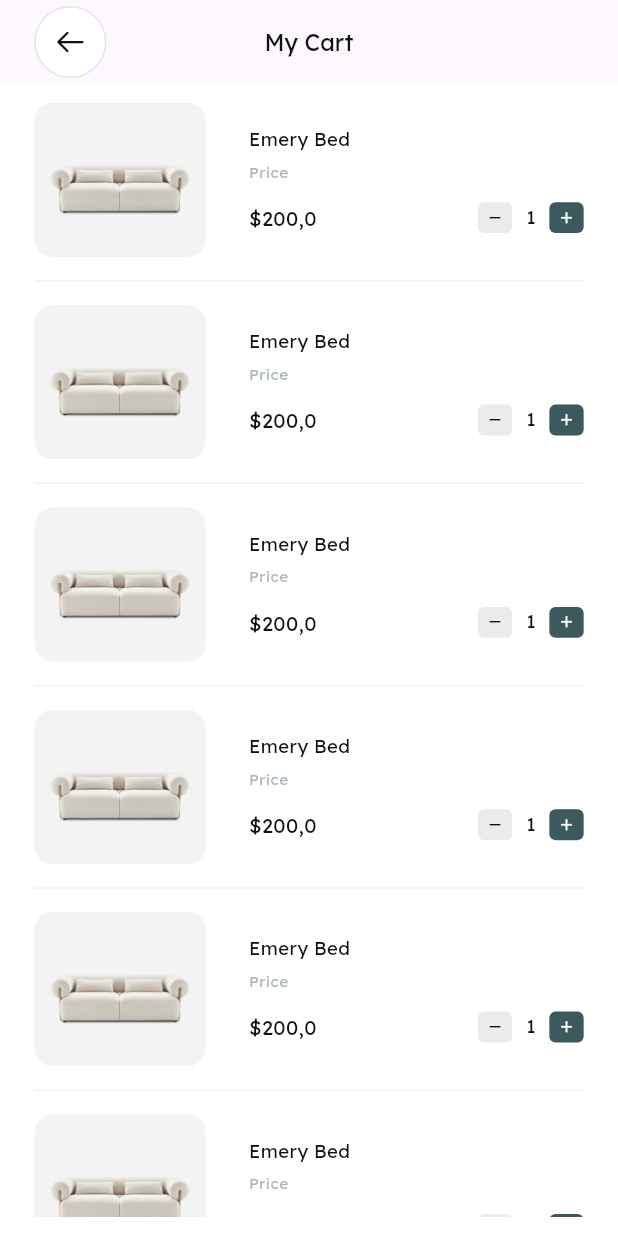
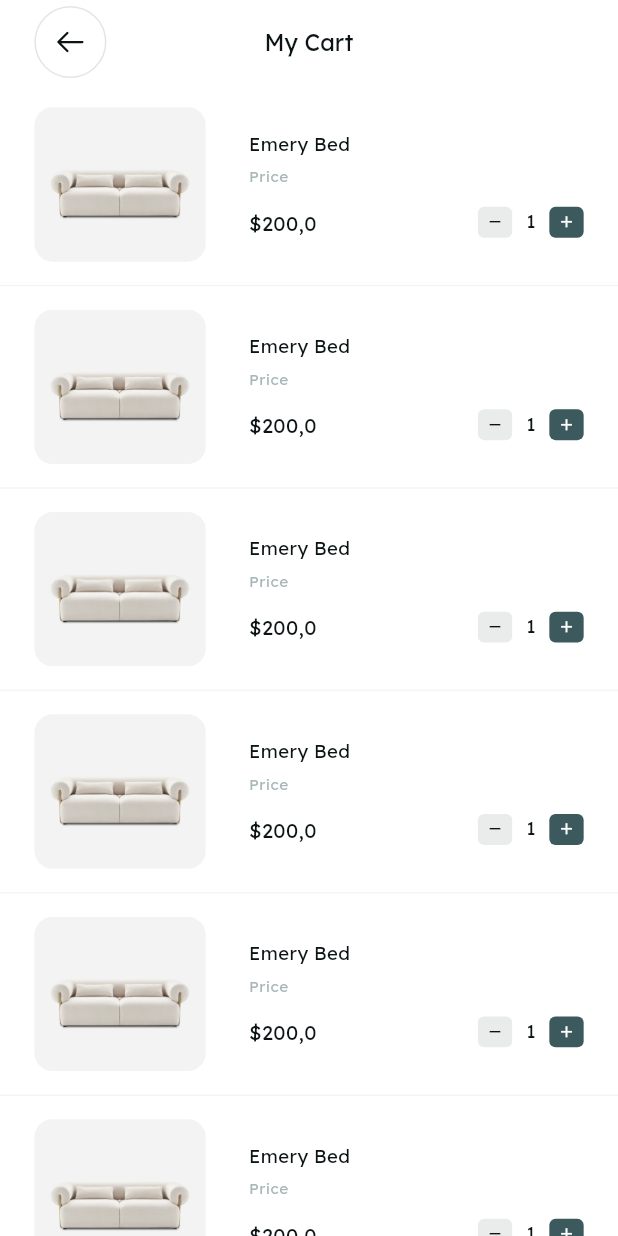
Before and after one commit to xhuy108/Furnika, a Flutter app: the screen it shows after launch, on a phone screen of 412 x 824 dp. Run offline on Flutter 3.47's test engine with Material 3 defaults, Android fonts, the phone set to English and light mode, and no system bars; drawn by our look-alikes of flutter_slidable; our stand-ins replace bloc, carousel_slider, dartz, dio, equatable, flutter_bloc and 10 more.

Commit message:
Add flutter_slidable and icons_plus dependencies, and create custom_app_bar and cart_list widgets

```diff
--- /dev/null
+++ b/lib/core/common/widgets/custom_app_bar.dart
@@ -0,0 +1,27 @@
+import 'package:flutter/material.dart';
+import 'package:flutter_screenutil/flutter_screenutil.dart';
+import 'package:furnika/config/themes/app_palette.dart';
+import 'package:furnika/core/common/widgets/custom_back_button.dart';
+
+AppBar customAppBar({
+  required String title,
+}) {
+  return AppBar(
+    leading: Padding(
+      padding: EdgeInsets.only(left: 20.w),
+      child: const CustomBackButton(),
+    ),
+    leadingWidth: 62.w,
+    centerTitle: true,
+    title: Text(
+      title,
+      style: TextStyle(
+        color: AppPalette.textPrimary,
+        fontSize: 15.sp,
+        fontWeight: FontWeight.w400,
+      ),
+    ),
+    surfaceTintColor: AppPalette.background,
+    backgroundColor: AppPalette.background,
+  );
+}
--- a/lib/features/cart/presentation/pages/cart_page.dart
+++ b/lib/features/cart/presentation/pages/cart_page.dart
@@ -3,8 +3,10 @@ import 'package:flutter/material.dart';
 import 'package:flutter/widgets.dart';
 import 'package:flutter_screenutil/flutter_screenutil.dart';
 import 'package:furnika/config/themes/app_palette.dart';
+import 'package:furnika/core/common/widgets/custom_app_bar.dart';
 import 'package:furnika/core/common/widgets/custom_back_button.dart';
 import 'package:furnika/features/cart/presentation/widgets/cart_item.dart';
+import 'package:furnika/features/cart/presentation/widgets/cart_list.dart';
 import 'package:furnika/features/products/presentation/widgets/app_divider.dart';
 import 'package:gap/gap.dart';
 
@@ -19,35 +21,8 @@ class _CartPageState extends State<CartPage> {
   @override
   Widget build(BuildContext context) {
     return Scaffold(
-      appBar: AppBar(
-        leading: Padding(
-          padding: EdgeInsets.only(left: 20.w),
-          child: const CustomBackButton(),
-        ),
-        leadingWidth: 62.w,
-        centerTitle: true,
-        title: Text(
-          'My Cart',
-          style: TextStyle(
-            color: AppPalette.textPrimary,
-            fontSize: 15.sp,
-            fontWeight: FontWeight.w400,
-          ),
-        ),
-        surfaceTintColor: AppPalette.background,
-      ),
-      body: Padding(
-        padding: EdgeInsets.symmetric(
-          horizontal: 20.w,
-          vertical: 12.h,
-        ),
-        child: ListView.builder(
-          itemCount: 8,
-          itemBuilder: (context, index) {
-            return CartItem();
-          },
-        ),
-      ),
+      appBar: customAppBar(title: 'My Cart'),
+      body: CartList(),
     );
   }
 }
--- a/lib/features/cart/presentation/widgets/cart_item.dart
+++ b/lib/features/cart/presentation/widgets/cart_item.dart
@@ -15,7 +15,21 @@ class CartItem extends StatefulWidget {
 class _CartItemState extends State<CartItem> {
   @override
   Widget build(BuildContext context) {
-    return Column(
+    return Container(
+      padding: EdgeInsets.symmetric(
+        horizontal: 20.w,
+        vertical: 15.h,
+      ),
+      decoration: BoxDecoration(
+        border: Border(
+          bottom: BorderSide(
+            color: AppPalette.textSecondary.withOpacity(0.1),
+            width: 1.h,
+          ),
+        ),
+        color: AppPalette.background,
+      ),
+      child: Column(
         children: [
           Row(
             children: [
@@ -65,7 +79,8 @@ class _CartItemState extends State<CartItem> {
                         ),
                         const Spacer(),
                         AdjustQuantityButton(
-                        backgroundColor: AppPalette.textThird.withOpacity(0.15),
+                          backgroundColor:
+                              AppPalette.textThird.withOpacity(0.15),
                           iconColor: AppPalette.textPrimary,
                           icon: Icons.remove,
                           onTap: () {
@@ -97,10 +112,8 @@ class _CartItemState extends State<CartItem> {
               ),
             ],
           ),
-        Gap(15.h),
-        const AppDivider(),
-        Gap(15.h),
         ],
+      ),
     );
   }
 }
--- /dev/null
+++ b/lib/features/cart/presentation/widgets/cart_list.dart
@@ -0,0 +1,37 @@
+import 'dart:math';
+
+import 'package:flutter/material.dart';
+import 'package:furnika/features/cart/presentation/widgets/cart_item.dart';
+import 'package:flutter_slidable/flutter_slidable.dart';
+import 'package:icons_plus/icons_plus.dart';
+
+class CartList extends StatelessWidget {
+  const CartList({super.key});
+
+  @override
+  Widget build(BuildContext context) {
+    return ListView.builder(
+      itemCount: 8,
+      itemBuilder: (context, index) {
+        return Slidable(
+          key: ValueKey(Random()),
+          endActionPane: ActionPane(
+            extentRatio: 0.2,
+            motion: const ScrollMotion(),
+            children: [
+              SlidableAction(
+                onPressed: (context) {
+                  print('delete');
+                },
+                backgroundColor: const Color(0xFFFFDCDC),
+                foregroundColor: Color(0xFFEE3F07),
+                icon: Iconsax.trash_bold,
+              ),
+            ],
+          ),
+          child: CartItem(),
+        );
+      },
+    );
+  }
+}
--- a/pubspec.yaml
+++ b/pubspec.yaml
@@ -53,6 +53,8 @@ dependencies:
   carousel_slider: ^4.2.1
   smooth_page_indicator: ^1.1.0
   flutter_rating_bar: ^4.0.1
+  flutter_slidable: ^3.1.0
+  icons_plus: ^5.0.0
 
 dev_dependencies:
   flutter_test:
```
Also changed, not shown: pubspec.lock. Lines whose indentation alone changed are shown as unchanged.
